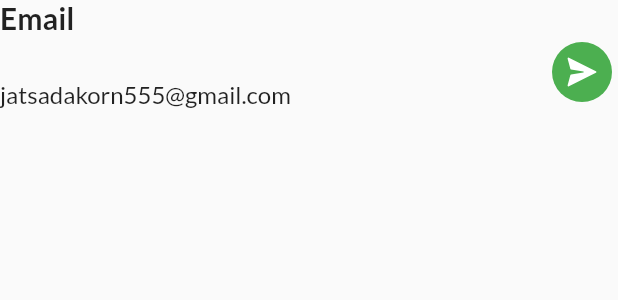
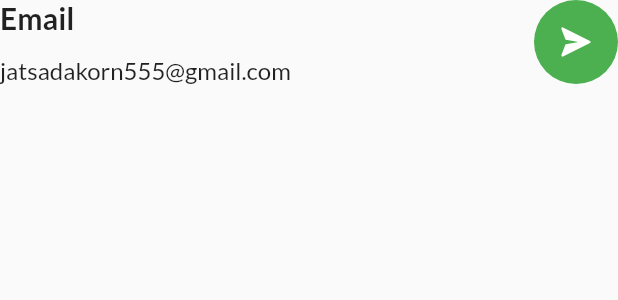
Before and after one commit to jamesfeeder/portfolio_web, a Flutter app: the ContactListItem widget shown alone on an empty page, opened directly, on a phone screen of 412 x 824 dp. Shown: the top 300 px of the screen. Run offline on Flutter 3.47's test engine with Material 2 defaults, Android fonts, the phone set to English and light mode, and no system bars; our stand-ins replace bubble_tab_indicator, fluentui_system_icons, flutter_markdown, google_fonts.

Commit message:
Theming Update

```diff
--- a/lib/page/root.dart
+++ b/lib/page/root.dart
@@ -43,14 +43,14 @@ class _RootState extends State<Root>  with SingleTickerProviderStateMixin {
         backgroundColor: Colors.white,
         toolbarHeight: WebTheme.appBarHeight,
         flexibleSpace: Column(
-          mainAxisAlignment: MainAxisAlignment.center,
+          mainAxisAlignment: MainAxisAlignment.end,
           crossAxisAlignment: CrossAxisAlignment.end,
           children: [
             Row(
               mainAxisSize: MainAxisSize.min,
               children: [
                 navBar(),
-                SizedBox(width: 48,)
+                SizedBox(width: WebTheme.horizontalPadding,)
               ],
             ),
             SizedBox(height: 0,)
@@ -71,7 +71,7 @@ class _RootState extends State<Root>  with SingleTickerProviderStateMixin {
       unselectedLabelStyle: TextStyle(fontSize: 16, fontWeight: FontWeight.w500),
       indicator: BubbleTabIndicator(
         indicatorHeight: 38,
-        indicatorRadius: 8,
+        indicatorRadius: 100,
         indicatorColor: Colors.black,
         padding: EdgeInsets.zero
       ),
--- a/lib/page/tabs/tab_contact.dart
+++ b/lib/page/tabs/tab_contact.dart
@@ -47,7 +47,7 @@ class ContactTab extends StatelessWidget {
                         child: ContactListItem(
                           title: "Email",
                           contact: "jatsadakorn555@gmail.com",
-                          icon: FluentIcons.send_20_filled,
+                          icon: FluentIcons.send_24_filled,
                           tooltip: "Send Email",
                           backgroundColor: Colors.green,
                           foregroundColor: Colors.white,
@@ -62,7 +62,7 @@ class ContactTab extends StatelessWidget {
                         child: ContactListItem(
                           title: "GitHub",
                           contact: "github.com/jamesfeeder",
-                          icon: FluentIcons.open_20_filled,
+                          icon: FluentIcons.open_24_filled,
                           tooltip: "Go to GitHub",
                           backgroundColor: Colors.black,
                           foregroundColor: Colors.white,
@@ -77,7 +77,7 @@ class ContactTab extends StatelessWidget {
                         child: ContactListItem(
                           title: "Facebook",
                           contact: "facebook.com/jf86555",
-                          icon: FluentIcons.open_20_filled,
+                          icon: FluentIcons.open_24_filled,
                           tooltip: "Go to Facebook",
                           backgroundColor: Color(0xff1778F2),
                           foregroundColor: Colors.white,
--- a/lib/theme.dart
+++ b/lib/theme.dart
@@ -1,22 +1,32 @@
 import 'package:flutter/material.dart';
+import 'package:flutter_markdown/flutter_markdown.dart';
 import 'package:google_fonts/google_fonts.dart';
 
 class WebTheme {
 
-  static double appBarHeight = 56; // 88
+  static double appBarHeight = 88; // 88 , Default : 56
+
+  static double projectIconBorderRadiusValue = 16;
+  static double cardBorderRadiusValue = 8;
 
   static ThemeData themeData = ThemeData(
     textTheme: GoogleFonts.latoTextTheme(),
     cardTheme: CardTheme(
       clipBehavior: Clip.antiAlias,
-      shape: RoundedRectangleBorder(borderRadius: BorderRadius.circular(8))
+      shape: RoundedRectangleBorder(borderRadius: BorderRadius.circular(cardBorderRadiusValue))
     ),
     buttonTheme: ButtonThemeData(
       materialTapTargetSize: MaterialTapTargetSize.padded,
-      shape: RoundedRectangleBorder(borderRadius: BorderRadius.circular(8))
+      //shape: RoundedRectangleBorder(borderRadius: BorderRadius.circular(itemBorderRadiusValue))
+      shape: StadiumBorder()
     )
   );
 
-  static EdgeInsets defaultPagePadding = EdgeInsets.symmetric(horizontal: 48, vertical: 48);
+  static double horizontalPadding = 88;
+  static EdgeInsets defaultPagePadding = EdgeInsets.symmetric(horizontal: horizontalPadding, vertical: 48);
   static EdgeInsets defaultItemPadding = EdgeInsets.all(16);
+
+  static MarkdownStyleSheet markdownStyleSheet = MarkdownStyleSheet(
+    p: TextStyle(fontSize: 16)
+  );
 }
--- a/lib/widgets/contact_list_item.dart
+++ b/lib/widgets/contact_list_item.dart
@@ -23,28 +23,34 @@ class ContactListItem extends StatelessWidget {
 
   @override
   Widget build(BuildContext context) {
-    return Column(
+    return Row(
+      crossAxisAlignment: CrossAxisAlignment.end,
+      mainAxisAlignment: MainAxisAlignment.spaceBetween,
+      mainAxisSize: MainAxisSize.max,
+      children: [
+        SizedBox(
+          height: 56,
+          child: Column(
             crossAxisAlignment: CrossAxisAlignment.start,
+            mainAxisAlignment: MainAxisAlignment.spaceBetween,
             mainAxisSize: MainAxisSize.max,
             children: [
               Text(
                 title,
                 style: TextStyle(fontSize: 20, fontWeight: FontWeight.w600)
               ),
-        Row(
-          crossAxisAlignment: CrossAxisAlignment.end,
-          mainAxisAlignment: MainAxisAlignment.spaceBetween,
-          mainAxisSize: MainAxisSize.max,
-          children: [
               Text(
                 contact,
                 style:GoogleFonts.lato(fontSize: 16, fontWeight: FontWeight.w500),
+              ),
+            ],
+          ),
         ),
         SizedBox(width: 16,),
         FloatingActionButton(
           onPressed: onPressed,
           tooltip: tooltip,
-              mini: true,
+          //mini: true,
           elevation: 0,
           hoverElevation: 4,
           focusElevation: 2,
@@ -57,8 +63,6 @@ class ContactListItem extends StatelessWidget {
           child: Icon(icon),
         )
       ],
-        )
-      ],
     );
   }
 }
```
Also changed, not shown: lib/page/tabs/tab_home.dart (+6 -1 lines), lib/widgets/work_grid_item.dart (+7 -4 lines). Lines whose indentation alone changed are shown as unchanged.
